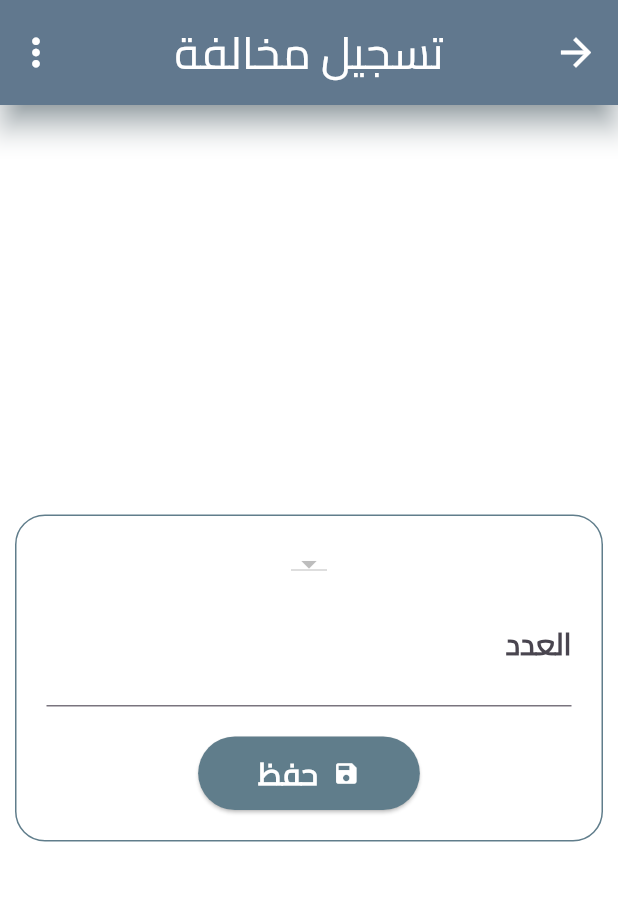
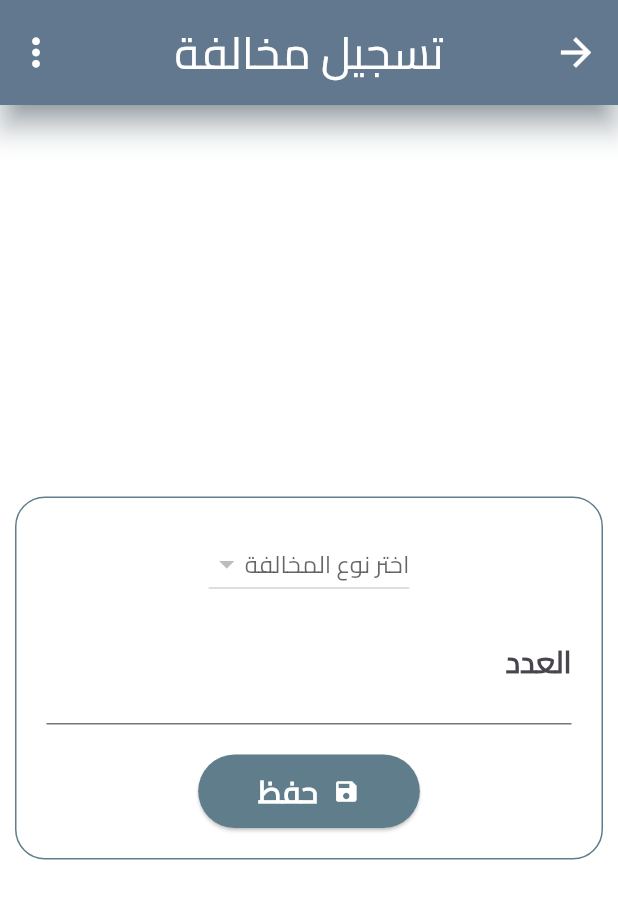
Before and after one commit to ahmedherhesh/almajhoud-flutter, a Flutter app: the UnitViolations screen opened directly with empty values, after a tap on the "add" icon, on a phone screen of 412 x 824 dp. Shown: the top 899 px of the screen. Run offline on Flutter 3.47's test engine with Material 3 defaults, Android fonts, the phone set to English and light mode, and no system bars; our stand-ins replace date_field, get, shared_preferences; missing offline and left inert: async_button_builder; accounts and stored records are empty.

Commit message:
add unit violation

```diff
--- a/lib/env.dart
+++ b/lib/env.dart
@@ -2,7 +2,7 @@ import 'dart:ui';
 
 import 'package:shared_preferences/shared_preferences.dart';
 
-const String mainUrl = 'http://192.168.1.4/almajhoud/public/api/v1';
+const String mainUrl = 'http://192.168.1.6/almajhoud/public/api/v1';
 SharedPreferences? sharedPreferences;
 dynamic userInfo = sharedPreferences!.getString('user');
 Map? sessionUser;
--- a/lib/view/unit_violations/create.dart
+++ b/lib/view/unit_violations/create.dart
@@ -3,6 +3,7 @@ import 'package:flutter/services.dart';
 import 'package:flutter_almajhoud/api.dart';
 import 'package:flutter_almajhoud/colors.dart';
 import 'package:flutter_almajhoud/custom_widgets.dart';
+import 'package:flutter_almajhoud/functions.dart';
 import 'package:get/get.dart';
 
 class CreateUnitViolation extends StatefulWidget {
@@ -15,18 +16,21 @@ class CreateUnitViolation extends StatefulWidget {
 class _CreateUnitViolationState extends State<CreateUnitViolation> {
   GlobalKey<FormState> formState = GlobalKey<FormState>();
   String? title;
+  Map args = Get.arguments;
+  Map request = {};
   create() async {
     var formValid = formState.currentState!.validate();
     if (formValid) {
-      // var response = await API.get(path: 'violations');
-      // if (response['status'] == 200) {
-      //   Get.back(result: 1);
-      // }
+      var response = await API.post(path: 'unit-violations', body: request);
+      if (response['status'] == 200) {
+        Get.back(result: 1);
+      }
     }
   }
 
   @override
   Widget build(BuildContext context) {
+    request['unit_id'] = args['unit_id'];
     return Scaffold(
       appBar: appBar(title: 'تسجيل مخالفة'),
       body: Container(
@@ -50,21 +54,24 @@ class _CreateUnitViolationState extends State<CreateUnitViolation> {
                     FutureBuilder(
                         future: API.get(path: 'violations'),
                         builder: (context, AsyncSnapshot snapshot) {
-                          print(snapshot.data);
                           List data =
                               snapshot.hasData ? snapshot.data['data'] : [];
                           return DropdownButton(
+                            hint: const Text('اختر نوع المخالفة'),
                             items: List.generate(
                               data.length,
                               (index) {
                                 var el = data[index];
                                 return DropdownMenuItem(
+                                  alignment: Alignment.center,
                                   value: '${el['id']}',
                                   child: Text('${el['title']}'),
                                 );
                               },
                             ),
-                            onChanged: (val) {},
+                            onChanged: (val) {
+                              request['violation_id'] = val.toString();
+                            },
                           );
                         }),
                     TextFormField(
@@ -90,21 +97,18 @@ class _CreateUnitViolationState extends State<CreateUnitViolation> {
                         ),
                       ),
                       onChanged: (val) {
-                        title = val.toString();
+                        request['count'] = val.toString();
                       },
                     ),
                     const SizedBox(height: 20),
                     ElevatedButton(
                       onPressed: () {
+                        print(request);
                         create();
                       },
                       style: ElevatedButton.styleFrom(
                         padding: const EdgeInsets.only(
-                          right: 40,
-                          left: 40,
-                          top: 10,
-                          bottom: 10,
-                        ),
+                            right: 40, left: 40, top: 10, bottom: 10),
                       ),
                       child: const Row(
                         mainAxisSize: MainAxisSize.min,
--- a/lib/view/unit_violations/unit_violations.dart
+++ b/lib/view/unit_violations/unit_violations.dart
@@ -79,7 +79,8 @@ class _UnitViolationsState extends State<UnitViolations> {
                       ),
                     ),
                     onPressed: () {
-                      print(request);
+                      print(
+                          'units/${args['unit_id']}?from=${request['from']}&to=${request['to']}');
                       setState(() => request);
                     },
                     child: const Icon(
@@ -95,10 +96,11 @@ class _UnitViolationsState extends State<UnitViolations> {
             child: FutureBuilder(
               future: API.get(
                 path:
-                    'units/${args['unit_id']}?from=${request['from']}&to=${request['from']}',
+                    'units/${args['unit_id']}?from=${request['from']}&to=${request['to']}',
               ),
               builder: (context, AsyncSnapshot snapshot) {
                 List data = snapshot.hasData ? snapshot.data['data'] : [];
+                print(data);
                 if (snapshot.connectionState == ConnectionState.waiting) {
                   return const CustomProgressIndicator();
                 }
@@ -180,7 +182,13 @@ class _UnitViolationsState extends State<UnitViolations> {
       ),
       floatingActionButton: FloatingActionButton(
         onPressed: () async {
-          await Get.toNamed('unit-violation-create');
+          var result = await Get.toNamed(
+            'unit-violation-create',
+            arguments: {
+              'unit_id': '${args['unit_id']}',
+            },
+          );
+          if (result == 1) setState(() {});
         },
         child: const Icon(
           Icons.add,
--- a/lib/view/unit_violations/units_violations.dart
+++ b/lib/view/unit_violations/units_violations.dart
@@ -79,7 +79,6 @@ class _UnitsViolationsState extends State<UnitsViolations> {
                       ),
                     ),
                     onPressed: () {
-                      print(request);
                       setState(() => request);
                     },
                     child: const Icon(
@@ -95,7 +94,7 @@ class _UnitsViolationsState extends State<UnitsViolations> {
             child: FutureBuilder(
               future: API.get(
                 path:
-                    'unit-violations?from=${request['from']}&to=${request['from']}',
+                    'unit-violations?from=${request['from']}&to=${request['to']}',
               ),
               builder: (context, AsyncSnapshot snapshot) {
                 List data = snapshot.hasData ? snapshot.data['data'] : [];
```
Also changed, not shown: lib/api.dart (+4 -3 lines).
